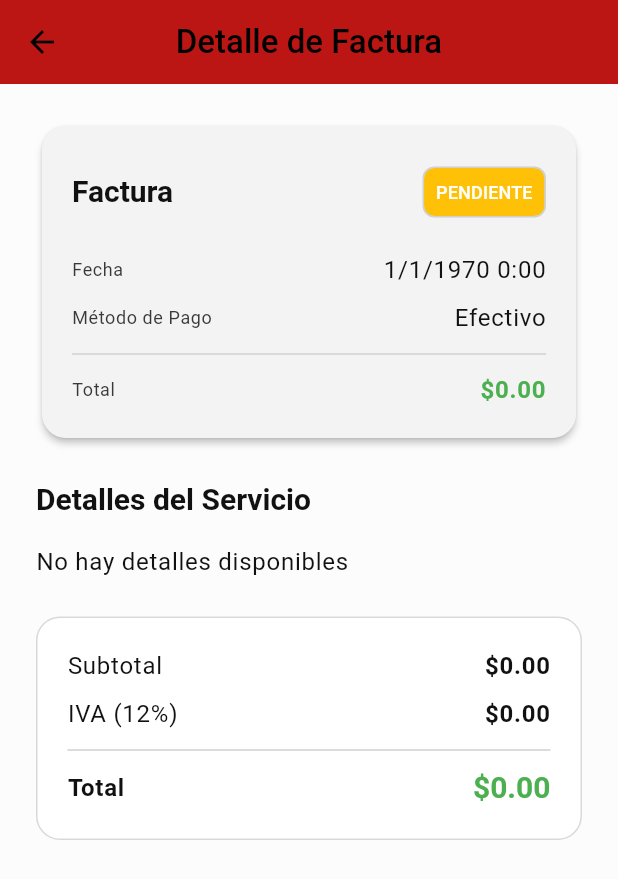
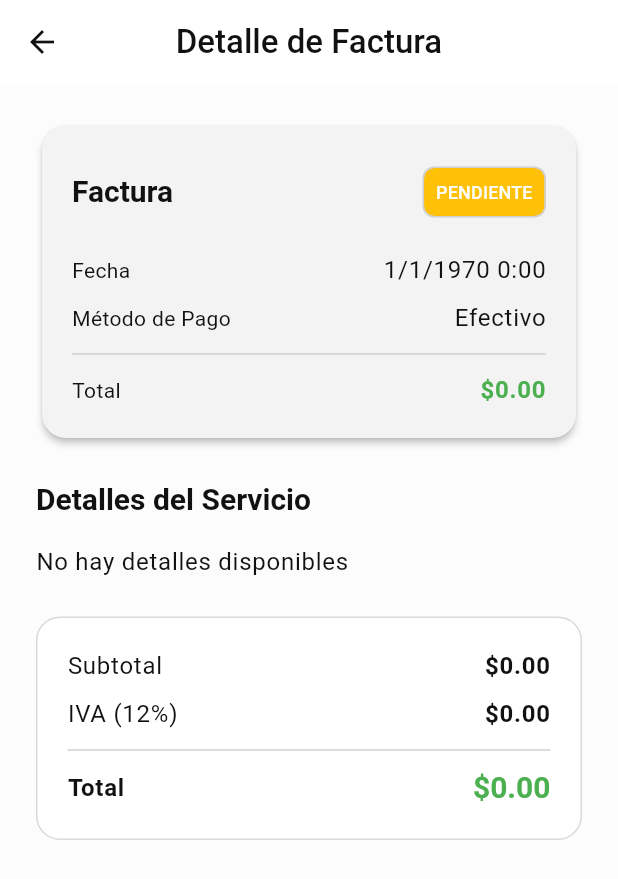
Before and after one commit to RicardoVillamar/autovitae_flutter, a Flutter app: the InvoiceDetailScreen screen opened directly with empty values, on a phone screen of 412 x 824 dp. Shown: the top 879 px of the screen. Run offline on Flutter 3.47's test engine with Material 3 defaults, Android fonts, the phone set to English and light mode, and no system bars; our stand-ins replace cloud_firestore, firebase_auth, firebase_core, flutter_dotenv, form_field_validator, geocoding and 4 more; missing offline and left inert: cloudinary_url_gen; accounts and stored records are empty; generated files the repository leaves out were written again; statements that could not run were skipped.

Commit message:
refactor(invoice_detail_screen): replace custom info row with InfoRow widget for improved consistency

```diff
--- a/lib/presentation/shared/screens/invoice_detail_screen.dart
+++ b/lib/presentation/shared/screens/invoice_detail_screen.dart
@@ -6,6 +6,7 @@ import 'package:autovitae/viewmodels/factura_viewmodel.dart';
 import 'package:autovitae/viewmodels/servicio_taller_viewmodel.dart';
 import 'package:autovitae/core/theme/app_colors.dart';
 import 'package:autovitae/presentation/shared/widgets/cards/generic_list_tile.dart';
+import 'package:autovitae/presentation/shared/widgets/cards/info_row.dart';
 
 class InvoiceDetailScreen extends StatefulWidget {
   final Factura factura;
@@ -57,8 +58,8 @@ class _InvoiceDetailScreenState extends State<InvoiceDetailScreen> {
     return Scaffold(
       appBar: AppBar(
         title: const Text('Detalle de Factura'),
-        backgroundColor: colorScheme.primary,
-        foregroundColor: AppColors.black,
+        backgroundColor: colorScheme.surfaceContainerLowest,
+        foregroundColor: colorScheme.onSurface,
         elevation: 0,
         centerTitle: true,
       ),
@@ -90,8 +91,8 @@ class _InvoiceDetailScreenState extends State<InvoiceDetailScreen> {
                               Chip(
                                 label: Text(
                                   widget.factura.estado.name.toUpperCase(),
-                                  style: const TextStyle(
-                                      color: AppColors.white, fontSize: 12),
+                                  style: TextStyle(
+                                      color: colorScheme.surface, fontSize: 12),
                                 ),
                                 backgroundColor:
                                     widget.factura.estado.name == 'pagada'
@@ -102,15 +103,21 @@ class _InvoiceDetailScreenState extends State<InvoiceDetailScreen> {
                             ],
                           ),
                           const SizedBox(height: 16),
-                          _buildInfoRow('Fecha',
-                              _formatDate(widget.factura.fechaEmision)),
+                          InfoRow(
+                            label: 'Fecha',
+                            value: _formatDate(widget.factura.fechaEmision),
+                          ),
                           const SizedBox(height: 8),
-                          _buildInfoRow('Método de Pago',
-                              _getMetodoPagoLabel(widget.factura.metodoPago)),
+                          InfoRow(
+                            label: 'Método de Pago',
+                            value:
+                                _getMetodoPagoLabel(widget.factura.metodoPago),
+                          ),
                           const Divider(height: 24),
-                          _buildInfoRow(
-                            'Total',
-                            '\$${widget.factura.total.toStringAsFixed(2)}',
+                          InfoRow(
+                            label: 'Total',
+                            value:
+                                '\$${widget.factura.total.toStringAsFixed(2)}',
                             isBold: true,
                             valueColor: AppColors.success,
                           ),
@@ -137,7 +144,7 @@ class _InvoiceDetailScreenState extends State<InvoiceDetailScreen> {
                   Container(
                     padding: const EdgeInsets.all(20),
                     decoration: BoxDecoration(
-                      color: AppColors.white,
+                      color: colorScheme.surfaceContainerLowest,
                       borderRadius: BorderRadius.circular(16),
                       border: Border.all(
                           color: AppColors.grey.withValues(alpha: 0.3)),
@@ -183,25 +190,6 @@ class _InvoiceDetailScreenState extends State<InvoiceDetailScreen> {
     );
   }
 
-  Widget _buildInfoRow(String label, String value,
-      {bool isBold = false, Color? valueColor}) {
-    final textTheme = Theme.of(context).textTheme;
-
-    return Row(
-      mainAxisAlignment: MainAxisAlignment.spaceBetween,
-      children: [
-        Text(label, style: textTheme.bodySmall),
-        Text(
-          value,
-          style: textTheme.bodyLarge?.copyWith(
-            fontWeight: isBold ? FontWeight.bold : FontWeight.normal,
-            color: valueColor,
-          ),
-        ),
-      ],
-    );
-  }
-
   Widget _buildSummaryRow(String label, double value, {bool isTotal = false}) {
     final textTheme = Theme.of(context).textTheme;
 
```
